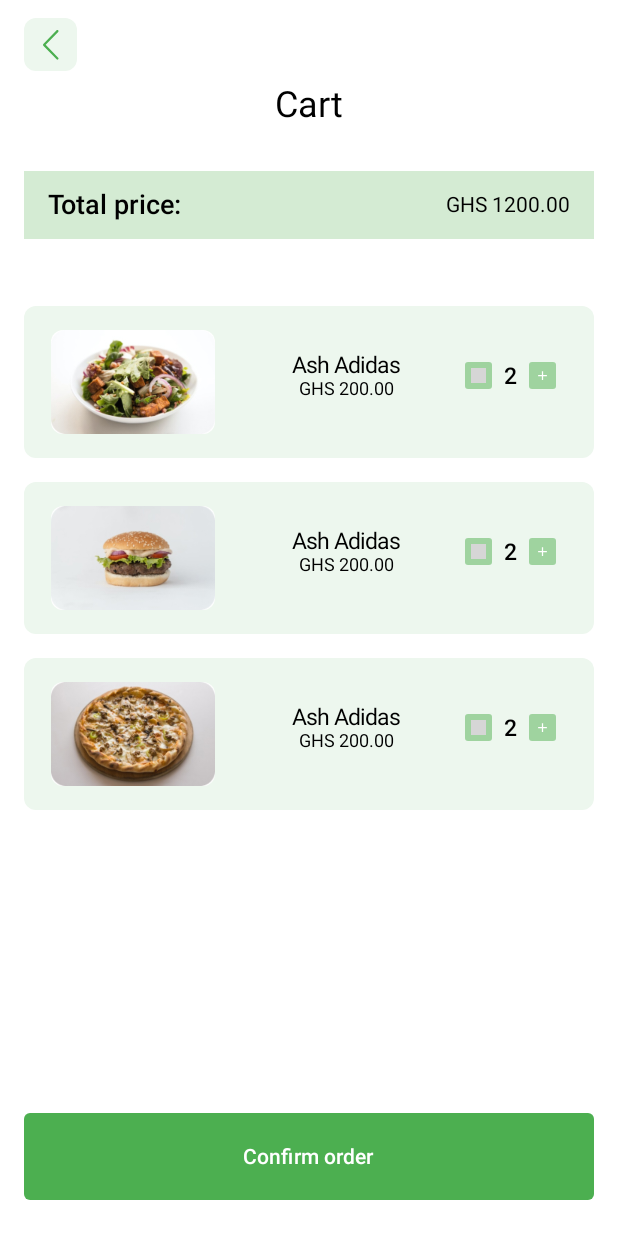
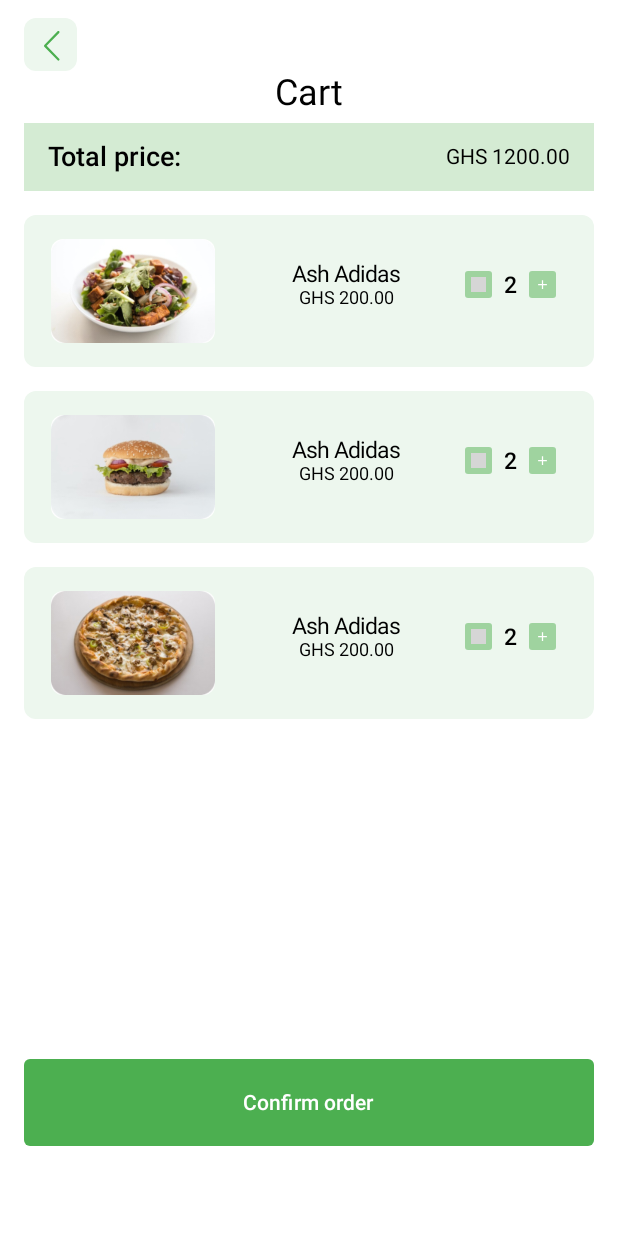
Before and after one commit to Michael-Mensah-xii/Order-Out, an Android app built with Jetpack Compose: the @Preview function CartScreenPreview, on a phone screen of 412 x 824 dp. Run offline under Robolectric (Android 15) with nearby library versions, the phone set to English and light mode, and no system bars; grey boxes are pictures that could not be loaded.

Commit message:
initial commit

```diff
--- a/app/src/main/AndroidManifest.xml
+++ b/app/src/main/AndroidManifest.xml
@@ -11,6 +11,7 @@
         android:roundIcon="@mipmap/ic_launcher_round"
         android:supportsRtl="true"
         android:theme="@style/Theme.OrderOut"
+        android:enableOnBackInvokedCallback="true"
         tools:targetApi="31">
         <activity
             android:name=".MainActivity"
--- a/app/src/main/java/com/example/orderout/AddToCart.kt
+++ b/app/src/main/java/com/example/orderout/AddToCart.kt
@@ -243,7 +243,9 @@ fun FoodItemCheck(
                         overflow = TextOverflow.Clip
                     )
 
+                    Spacer(modifier = Modifier.heightIn(48.dp))
                 }
+
 
                 Column(modifier = Modifier
                     .padding(top = 285.dp)
@@ -266,6 +268,8 @@ fun FoodItemCheck(
                     }
 
                 }
+
+                Spacer(modifier = Modifier.heightIn(32.dp))
             }
 
 
--- a/app/src/main/java/com/example/orderout/HomeScreen.kt
+++ b/app/src/main/java/com/example/orderout/HomeScreen.kt
@@ -42,7 +42,8 @@ fun HomeScreen(navController: NavHostController, destinationViewModel: Destinati
 
     LazyVerticalGrid(
         columns = GridCells.Fixed(2),
-        contentPadding = PaddingValues(8.dp)
+        contentPadding = PaddingValues(8.dp),
+        modifier = Modifier.padding(bottom = 48.dp)
     ) {
         itemsIndexed(destinations) { index, destination ->
             Row(Modifier.padding(8.dp)) {
@@ -88,7 +89,6 @@ fun ItemLayout(
             fontSize = 10.sp,
             modifier = Modifier.padding(horizontal = 16.dp)
         )
-
     }
 }
 
--- a/app/src/main/java/com/example/orderout/ui/theme/CartScreen.kt
+++ b/app/src/main/java/com/example/orderout/ui/theme/CartScreen.kt
@@ -2,19 +2,14 @@ package com.example.orderout.ui.theme
 
 import androidx.annotation.DrawableRes
 import androidx.annotation.StringRes
-import androidx.compose.foundation.Image
-import androidx.compose.foundation.background
-import androidx.compose.foundation.clickable
+import androidx.compose.foundation.*
 import androidx.compose.foundation.layout.*
 import androidx.compose.foundation.lazy.LazyColumn
 import androidx.compose.foundation.lazy.items
 import androidx.compose.foundation.shape.RoundedCornerShape
 import androidx.compose.material.icons.Icons
 import androidx.compose.material.icons.filled.Add
-import androidx.compose.material3.Button
-import androidx.compose.material3.ButtonDefaults
-import androidx.compose.material3.Icon
-import androidx.compose.material3.Text
+import androidx.compose.material3.*
 import androidx.compose.runtime.Composable
 import androidx.compose.ui.Alignment
 import androidx.compose.ui.Modifier
@@ -28,14 +23,17 @@ import androidx.compose.ui.text.font.FontWeight
 import androidx.compose.ui.tooling.preview.Preview
 import androidx.compose.ui.unit.dp
 import androidx.compose.ui.unit.sp
+import androidx.navigation.NavController
+import androidx.navigation.NavHostController
+import androidx.navigation.compose.rememberNavController
 import com.example.orderout.R
 
 //Create a view that displays total price in a text view
 @Composable
-fun TotalPrice() {
+fun TotalPrice(navController: NavController) {
     Box(modifier = Modifier
         .fillMaxWidth()
-        .heightIn(188.dp)
+        .heightIn(32.dp)
     ) {
         Row(
             modifier = Modifier
@@ -54,6 +52,11 @@ fun TotalPrice() {
                     .clickable { },
                 contentAlignment = Alignment.Center
             ) {
+                IconButton(onClick = {
+                    navController.navigate("home") {
+                        popUpTo("home") { inclusive = true }
+                    }
+                }) {
                     Icon(
                         modifier =
                         Modifier
@@ -63,6 +66,8 @@ fun TotalPrice() {
                         tint = Green
                     )
                 }
+
+            }
         }
 
         Row(modifier = Modifier.fillMaxWidth(),
@@ -70,14 +75,14 @@ fun TotalPrice() {
         ) {
             Text(text = "Cart",
                 style = TextStyle(fontSize = 24.sp, lineHeight = 14.sp),
-                modifier = Modifier.padding(vertical = 56.dp)
+                modifier = Modifier.padding(vertical = 48.dp)
             )
         }
 
         Row(
             modifier = Modifier
                 .fillMaxWidth()
-                .padding(top = 114.dp)
+                .padding(top = 82.dp)
                 .padding(horizontal = 16.dp)
                 .heightIn(45.dp)
                 .background(GreenMINTalpha),
@@ -175,14 +180,15 @@ fun CartElement(
 
 
 @Composable
-fun CartElementColumn(
-    modifier: Modifier = Modifier,
+fun CartElementColumn(navController: NavHostController) {
+    Column(modifier = Modifier
+        .fillMaxSize()
+        .verticalScroll(rememberScrollState())
     ) {
-    Column(modifier = Modifier.fillMaxSize()) {
-        TotalPrice()
-    LazyColumn (
+        TotalPrice(navController)
+        LazyColumn(
             verticalArrangement = Arrangement.spacedBy(16.dp),
-    modifier = modifier
+            modifier = Modifier
                 .weight(50f)
                 .heightIn(303.dp)
                 .padding(vertical = 16.dp),
@@ -194,13 +200,15 @@ fun CartElementColumn(
                         price = item.price
 
                     )
+
                 }
 
             }
         )
-       ConfirmOrderButton()
+        ConfirmOrderButton(navController)
     }
 }
+
 
 data class CartElementData(
     val drawable: Int,
@@ -215,6 +223,7 @@ val cartData = listOf(
 )
 
 
+// plus & minus button
 @Composable
 fun CartItemButton() {
     Box(
@@ -271,20 +280,11 @@ fun CartItemButton() {
 
 }
 
-@Composable
-fun CartScreen(modifier: Modifier = Modifier) {
-    Column(modifier
-        .fillMaxSize()
-    ) {
-        CartElementColumn()
-    }
-}
-
 //create a button that says confirm order
 @Composable
-fun ConfirmOrderButton() {
+fun ConfirmOrderButton(navController: NavController) {
     Column(modifier = Modifier
-        .padding(bottom = 24.dp)
+        .padding(bottom = 60.dp)
         .padding(horizontal = 16.dp)
     ) {
         Button(
@@ -293,7 +293,11 @@ fun ConfirmOrderButton() {
                 .fillMaxWidth(),
             shape = RoundedCornerShape(4.dp),
             colors = (ButtonDefaults.buttonColors(Green)),
-            onClick = {  },
+            onClick = {
+                navController.navigate("pay_select") {
+                    popUpTo("pay_select") { inclusive = true }
+                }
+            }
         ) {
             Text(
                 stringResource(R.string.confirm_button),
@@ -305,10 +309,24 @@ fun ConfirmOrderButton() {
 
 }
 
+
+//Screen
+@Composable
+fun CartScreen(navController: NavHostController) {
+    Column(modifier = Modifier
+        .fillMaxSize()
+    ) {
+        CartElementColumn(navController)
+    }
+}
+
+
 @Preview(showBackground = true)
 @Composable
 fun TotalPricePreview() {
-    TotalPrice()
+    val navController = rememberNavController()
+
+    TotalPrice(navController)
 }
 
 @Preview(showBackground = true)
@@ -321,24 +339,7 @@ fun CartElementPreview() {
 
 @Preview(showBackground = true)
 @Composable
-fun CartElementColumnPreview() {
-    CartElementColumn()
+fun CartScreenPreview() {
+    val navController = rememberNavController()
+    CartScreen(navController)
 }
-
-@Preview(showBackground = true)
-@Composable
-fun CartItemButtonPreview() {
-    CartItemButton()
-}
-
-@Preview(showBackground = true)
-@Composable
-fun ConfirmButtonPreview() {
-    ConfirmOrderButton()
-}
-
-@Preview(showBackground = true)
-@Composable
-fun CartScreenPreview() {
-    CartScreen()
-}
--- a/app/src/main/java/com/example/orderout/ui/theme/Page.kt
+++ b/app/src/main/java/com/example/orderout/ui/theme/Page.kt
@@ -6,7 +6,6 @@ import com.example.orderout.R
 
 @Immutable
 data class Page(
-   // val description: String,
     val title: String,
     @DrawableRes val image:Int
 )
@@ -25,17 +24,14 @@ val pages = repository.getOnboardingPages()
 
 val onboardPages = listOf(
     Page(
-        //"Easy Momo Transfer",
         "Are you hungry?",
         R.drawable.are_you_hungry_
     ),
     Page(
-        //"Easy Select",
         "Looking for something delicious to order?",
         R.drawable.looking_for_something_delicious_to_order_
     ),
     Page(
-        //"Secure",
         "Find some food!",
         R.drawable.find_some_food
     )
--- a/build.gradle
+++ b/build.gradle
@@ -4,7 +4,7 @@ buildscript {
     }
 }// Top-level build file where you can add configuration options common to all sub-projects/modules.
 plugins {
-    id 'com.android.application' version '7.3.0' apply false
-    id 'com.android.library' version '7.3.0' apply false
+    id 'com.android.application' version '7.3.1' apply false
+    id 'com.android.library' version '7.3.1' apply false
     id 'org.jetbrains.kotlin.android' version '1.6.10' apply false
 }
```
Also changed, not shown: app/src/main/java/com/example/orderout/MainActivity.kt (+18 -11 lines), app/src/main/java/com/example/orderout/Onboarding.kt (+5 -7 lines), app/src/main/java/com/example/orderout/PageUI.kt (+17 -21 lines), app/src/main/java/com/example/orderout/PaymentSelectScreen.kt (+46 -16 lines), app/src/main/java/com/example/orderout/TopAppBar.kt (+12 -41 lines), app/src/main/java/com/example/orderout/VisaPaymentScreen.kt (+21 -9 lines), app/src/main/java/com/example/orderout/ui/theme/HomeScreen.kt (deleted, +0 -122 lines). Lines whose indentation alone changed are shown as unchanged.
